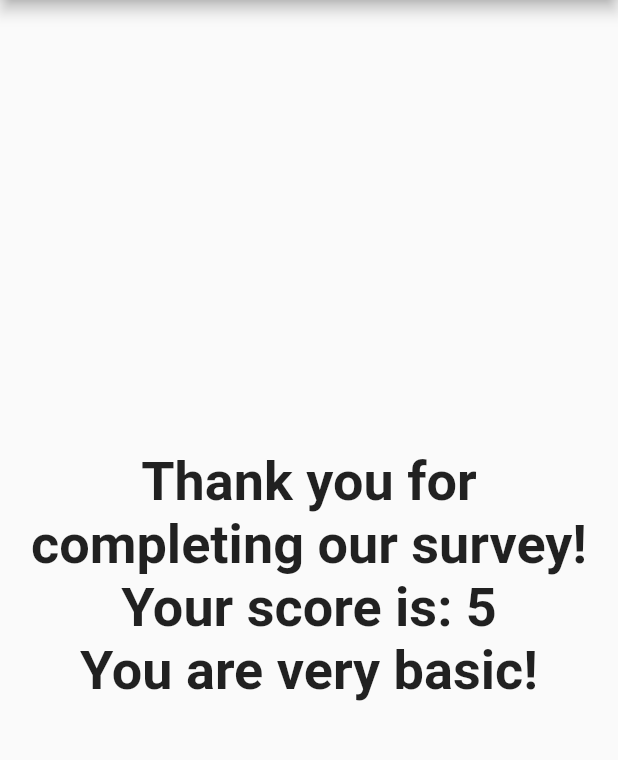
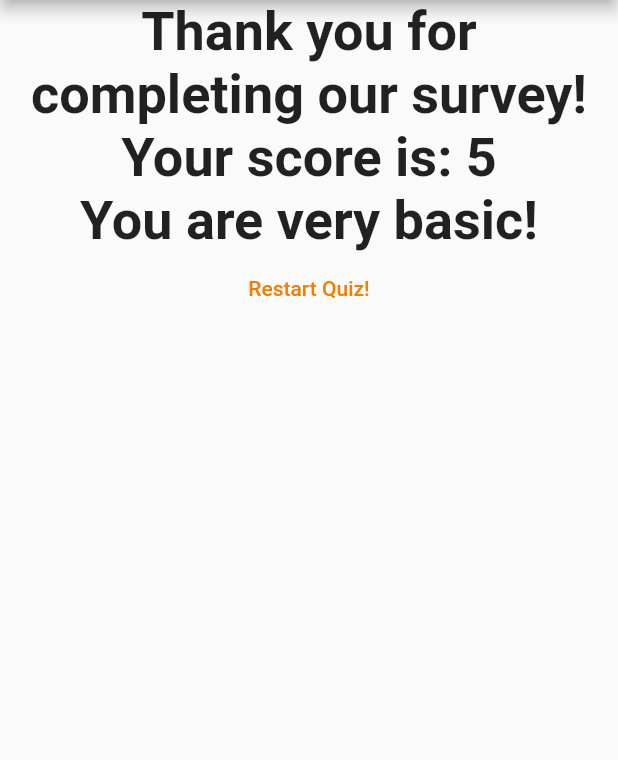
Before and after one commit to richard-k-hughes/flutter_complete_guide, a Flutter app: the screen it shows after launch, after a tap on "Blue", after a tap on "A basic zoomer", after a tap on "Dessert!", on a phone screen of 412 x 824 dp, the part 84-844 px from its top. Run offline on Flutter 3.47's test engine with Material 2 defaults, Android fonts, the phone set to English and light mode, and no system bars.

Commit message:
Added reset function and callback handler in result

```diff
--- a/lib/main.dart
+++ b/lib/main.dart
@@ -19,6 +19,13 @@ class _MyAppState extends State<MyApp> {
     _totalScore += score;
     setState(() => _currentQuestionIndex++);
     // print('Current question index is ${_currentQuestionIndex}');
+  }
+
+  void _resetQuiz() {
+    setState(() {
+      _currentQuestionIndex = 0;
+      _totalScore = 0;
+    });
   }
 
   @override
@@ -70,7 +77,7 @@ class _MyAppState extends State<MyApp> {
                 questionIndex: _currentQuestionIndex,
                 questions: _questions,
               )
-            : Result(_totalScore),
+            : Result(_totalScore, _resetQuiz),
       ),
     );
   }
--- a/lib/result.dart
+++ b/lib/result.dart
@@ -2,8 +2,9 @@ import 'package:flutter/material.dart';
 
 class Result extends StatelessWidget {
   final int totalScore;
+  final VoidCallback resetHandler;
 
-  Result(this.totalScore);
+  Result(this.totalScore, this.resetHandler);
 
   String get resultPhrase {
     var resultText =
@@ -21,10 +22,19 @@ class Result extends StatelessWidget {
   @override
   Widget build(BuildContext context) {
     return Center(
-      child: Text(
-        resultPhrase,
-        style: TextStyle(fontSize: 36, fontWeight: FontWeight.bold),
-        textAlign: TextAlign.center,
+      child: Column(
+        children: <Widget>[
+          Text(
+            resultPhrase,
+            style: TextStyle(fontSize: 36, fontWeight: FontWeight.bold),
+            textAlign: TextAlign.center,
+          ),
+          FlatButton(
+            onPressed: resetHandler,
+            child: Text('Restart Quiz!'),
+            textColor: Colors.orange[700],
+          )
+        ],
       ),
     );
   }
```
